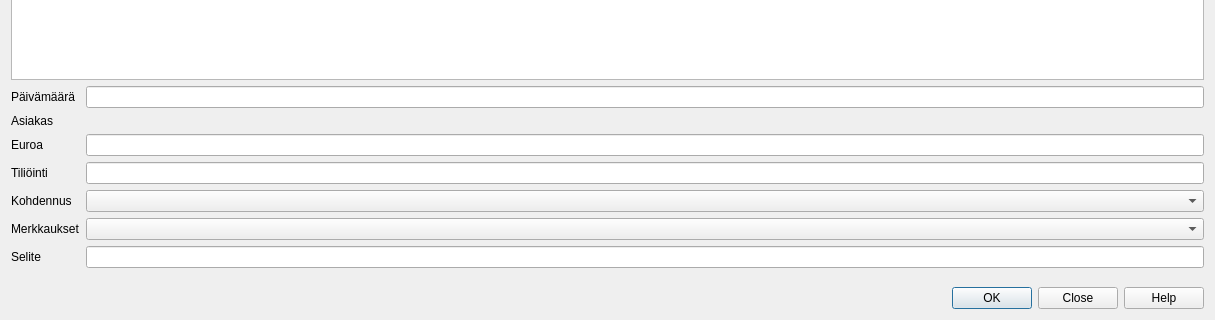
This is kitupiikki/apuri/tiliotekirjaaja.ui in artoh/kitupiikki as Qt 5 draws it before an edit; both pictures show x 0 to 1215 and y 379 to 699 of the 1215 by 699 pixel window. The edited form follows.
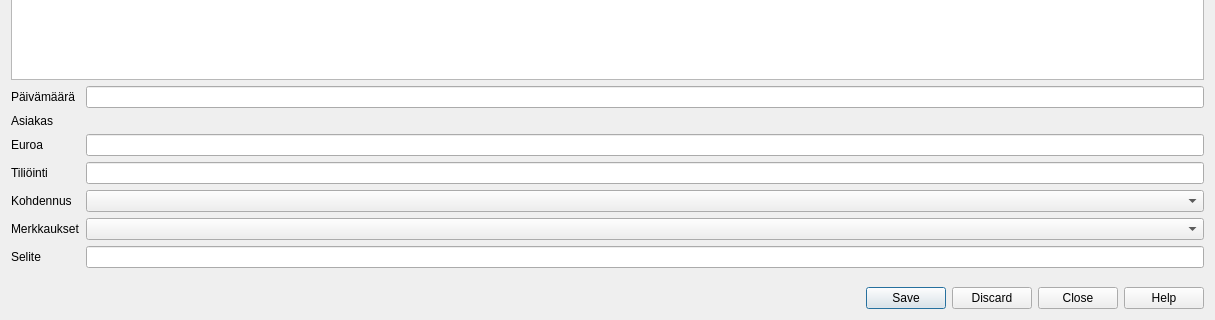
This is the edited form. Custom widgets are drawn as their Qt base class.

The edit to the form file:
```diff
--- a/kitupiikki/apuri/tiliotekirjaaja.ui
+++ b/kitupiikki/apuri/tiliotekirjaaja.ui
@@ -168,7 +168,7 @@
       <enum>Qt::Horizontal</enum>
      </property>
      <property name="standardButtons">
-      <set>QDialogButtonBox::Close|QDialogButtonBox::Help|QDialogButtonBox::Ok</set>
+      <set>QDialogButtonBox::Close|QDialogButtonBox::Discard|QDialogButtonBox::Help|QDialogButtonBox::Save</set>
      </property>
     </widget>
    </item>
```
